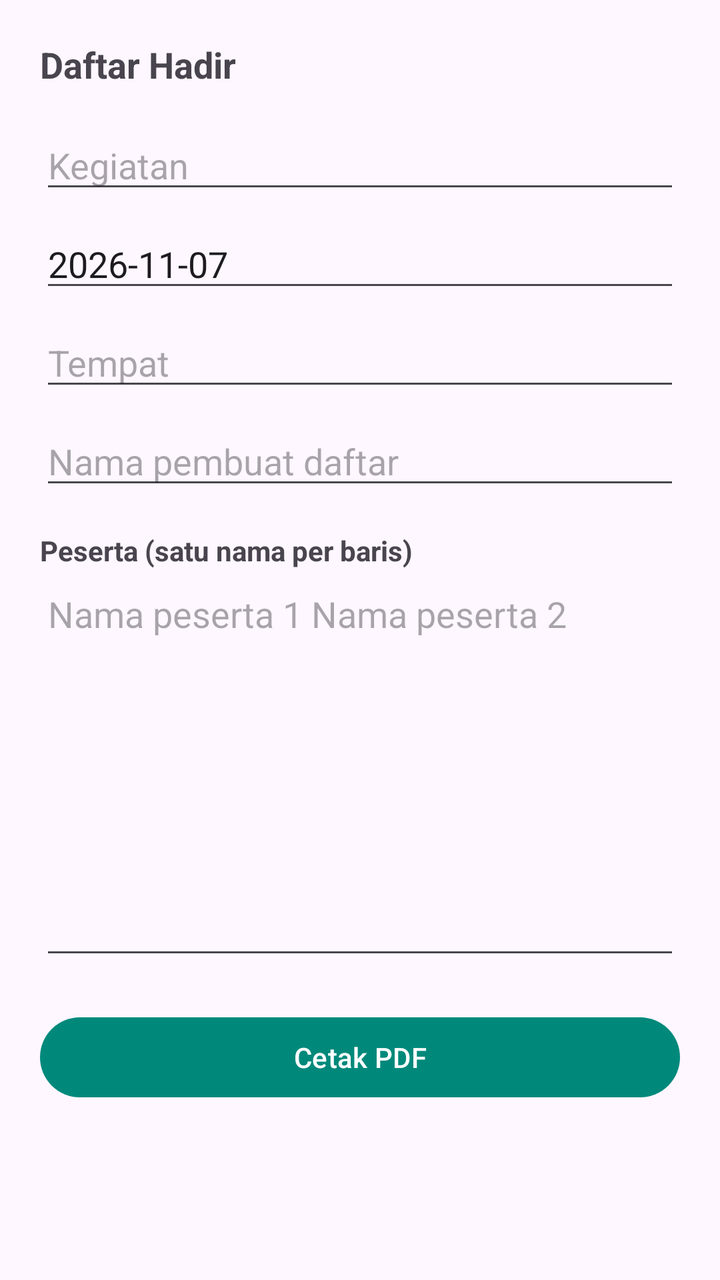
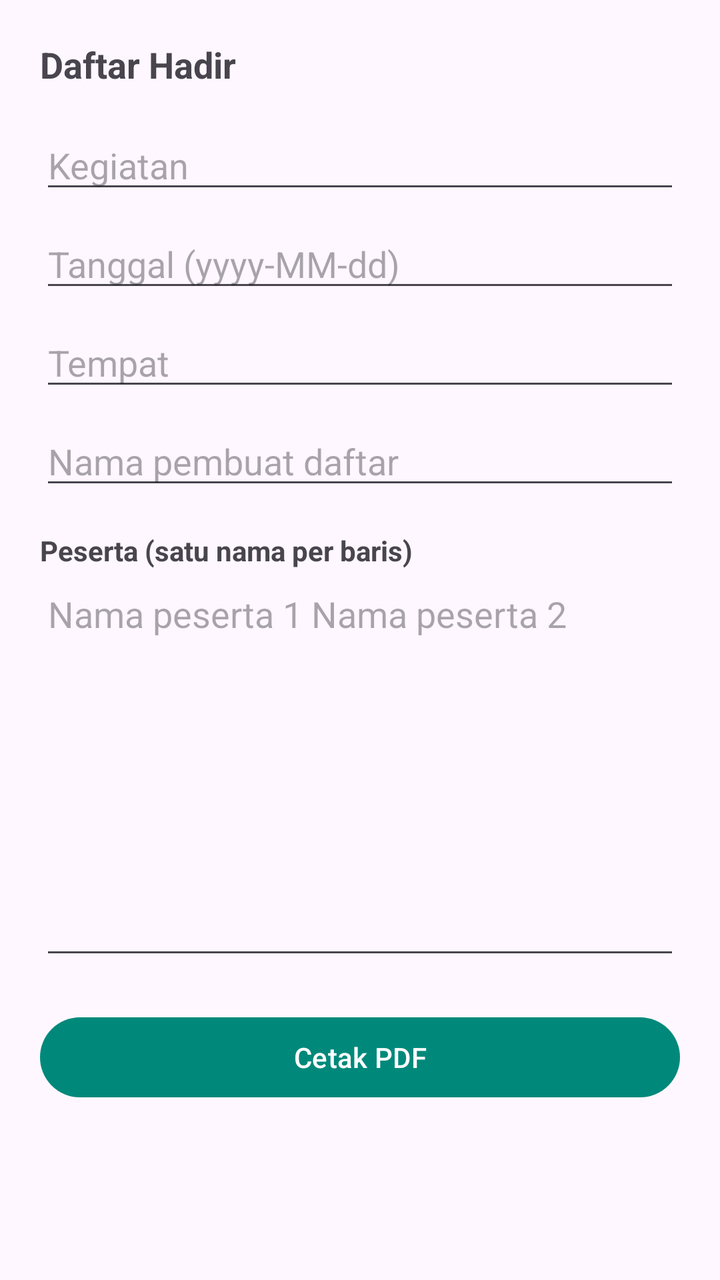

An Android layout rendered at two revisions. The XML below is the earlier revision; the diff shows what the commit changed to produce the second picture.
<!-- AndroidManifest.xml: application theme Theme.SuDesAndroid -->
<!-- res/layout/activity_daftar_hadir.xml -->
<?xml version="1.0" encoding="utf-8"?>
<ScrollView xmlns:android="http://schemas.android.com/apk/res/android"
    android:layout_width="match_parent"
    android:layout_height="match_parent"
    android:padding="20dp">

    <LinearLayout
        android:layout_width="match_parent"
        android:layout_height="wrap_content"
        android:orientation="vertical">

        <TextView
            android:layout_width="wrap_content"
            android:layout_height="wrap_content"
            android:text="@string/label_daftar_hadir"
            android:textSize="18sp"
            android:textStyle="bold" />

        <EditText
            android:id="@+id/input_acara"
            android:layout_width="match_parent"
            android:layout_height="wrap_content"
            android:layout_marginTop="16dp"
            android:hint="@string/hint_acara" />

        <EditText
            android:id="@+id/input_tanggal"
            android:layout_width="match_parent"
            android:layout_height="wrap_content"
            android:layout_marginTop="8dp"
            android:hint="@string/hint_tanggal"
            android:text="2026-11-07" />

        <EditText
            android:id="@+id/input_tempat"
            android:layout_width="match_parent"
            android:layout_height="wrap_content"
            android:layout_marginTop="8dp"
            android:hint="@string/hint_tempat" />

        <EditText
            android:id="@+id/input_pembuat"
            android:layout_width="match_parent"
            android:layout_height="wrap_content"
            android:layout_marginTop="8dp"
            android:hint="@string/hint_pembuat" />

        <TextView
            android:layout_width="match_parent"
            android:layout_height="wrap_content"
            android:layout_marginTop="16dp"
            android:text="@string/label_peserta"
            android:textSize="14sp"
            android:textStyle="bold" />

        <EditText
            android:id="@+id/input_peserta"
            android:layout_width="match_parent"
            android:layout_height="200dp"
            android:gravity="top"
            android:hint="@string/hint_peserta"
            android:inputType="textMultiLine" />

        <Button
            android:id="@+id/btn_cetak"
            android:layout_width="match_parent"
            android:layout_height="wrap_content"
            android:layout_marginTop="20dp"
            android:text="@string/cetak_pdf" />

    </LinearLayout>
</ScrollView>
<!-- resources referenced by this layout -->
<resources>
  <string name="cetak_pdf">Cetak PDF</string>
  <string name="hint_acara">Kegiatan</string>
  <string name="hint_pembuat">Nama pembuat daftar</string>
  <string name="hint_peserta">Nama peserta 1
  Nama peserta 2</string>
  <string name="hint_tanggal">Tanggal (yyyy-MM-dd)</string>
  <string name="hint_tempat">Tempat</string>
  <string name="label_daftar_hadir">Daftar Hadir</string>
  <string name="label_peserta">Peserta (satu nama per baris)</string>
  <style name="Theme.SuDesAndroid" parent="Theme.Material3.DayNight.NoActionBar">
          <item name="colorPrimary">#00897B</item>
          <item name="colorOnPrimary">#FFFFFF</item>
      </style>
</resources>

<!-- the commit's change to res/layout/activity_daftar_hadir.xml (unified diff, before → after) -->
@@ -28,8 +28,7 @@
             android:layout_width="match_parent"
             android:layout_height="wrap_content"
             android:layout_marginTop="8dp"
-            android:hint="@string/hint_tanggal"
-            android:text="2026-11-07" />
+            android:hint="@string/hint_tanggal" />
 
         <EditText
             android:id="@+id/input_tempat"
